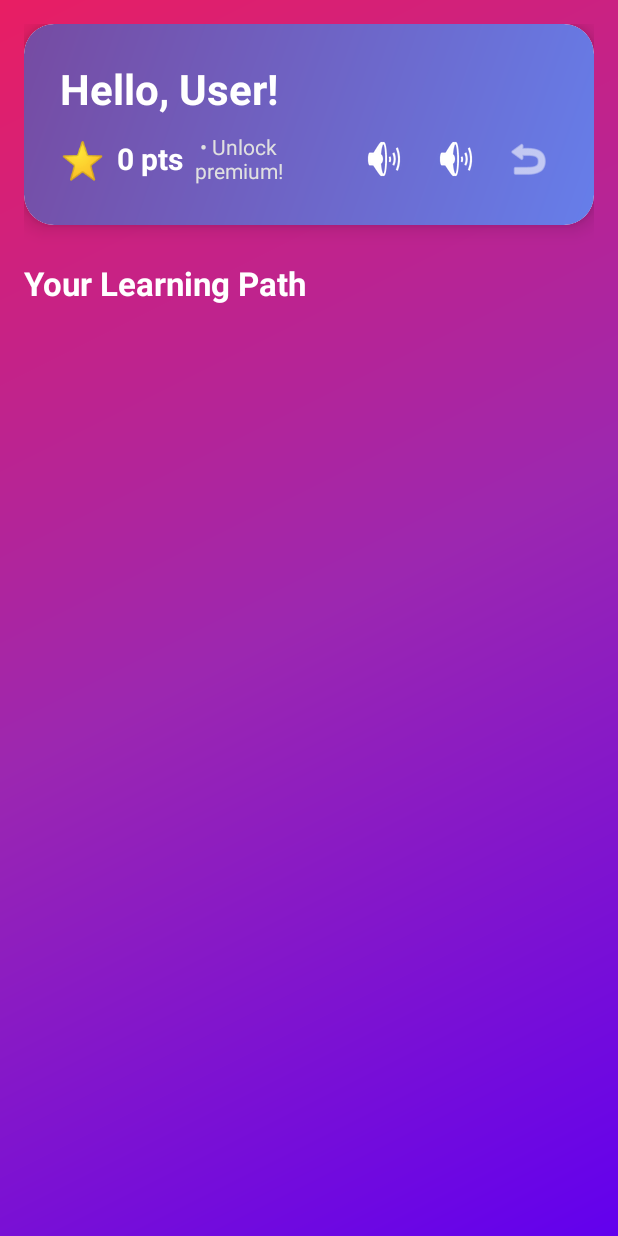
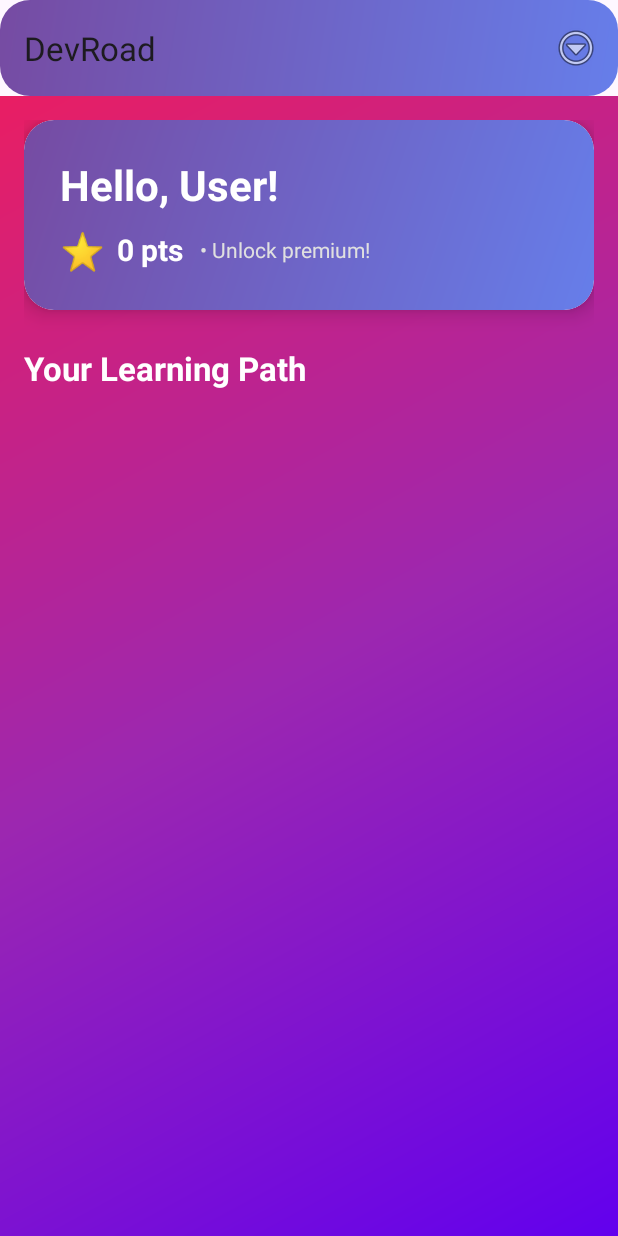
Before and after one commit to Mouhamed-Rayen-Brahmi/DevRoad, an Android app: the HomeActivity screen opened directly, with no data from a screen before it, on a phone screen of 412 x 824 dp. Run offline under Robolectric (Android 15) with nearby library versions, the light colour scheme and no system bars; network calls fail; pictures from the network do not load; 1 statement that could not run was skipped.

Commit message:
add menu

```diff
--- a/app/src/main/java/com/example/devroad/Adapters/CoursAdapter.java
+++ b/app/src/main/java/com/example/devroad/Adapters/CoursAdapter.java
@@ -15,7 +15,7 @@ import com.example.devroad.R;
 
 import java.util.List;
 
-public class CoursAdapter extends RecyclerView.Adapter<CoursAdapter.CoursViewHolder> {
+public class  CoursAdapter extends RecyclerView.Adapter<CoursAdapter.CoursViewHolder> {
 
     private List<Cours> courses;
     private OnCourseClickListener listener;
--- a/app/src/main/java/com/example/devroad/HomeActivity.java
+++ b/app/src/main/java/com/example/devroad/HomeActivity.java
@@ -2,9 +2,9 @@ package com.example.devroad;
 
 import android.content.Intent;
 import android.os.Bundle;
+import android.view.Menu;
+import android.view.MenuItem;
 import android.view.View;
-import android.view.animation.AnimationUtils;
-import android.widget.ImageButton;
 import android.widget.TextView;
 import android.widget.Toast;
 import androidx.appcompat.app.AppCompatActivity;
@@ -29,19 +29,25 @@ public class HomeActivity extends AppCompatActivity {
     private TextView scoreText;
     private RecyclerView coursesRecyclerView;
     private View progressBar;
-    private ImageButton musicToggleButton;
-    private ImageButton soundEffectsToggleButton;
-    private ImageButton logoutButton;
 
     private SessionManager sessionManager;
     private SupabaseClient supabaseClient;
     private CoursAdapter coursAdapter;
     private SoundManager soundManager;
 
+    // Menu items
+    private MenuItem musicMenuItem;
+    private MenuItem soundEffectsMenuItem;
+
     @Override
     protected void onCreate(Bundle savedInstanceState) {
         super.onCreate(savedInstanceState);
         setContentView(R.layout.activity_home);
+
+        // Set up toolbar
+        androidx.appcompat.widget.Toolbar toolbar = findViewById(R.id.toolbar);
+        setSupportActionBar(toolbar);
+        getSupportActionBar().setTitle("DevRoad");
 
         sessionManager = new SessionManager(this);
         supabaseClient = SupabaseClient.getInstance();
@@ -61,79 +67,9 @@ public class HomeActivity extends AppCompatActivity {
         scoreText = findViewById(R.id.score_text);
         coursesRecyclerView = findViewById(R.id.courses_recycler);
         progressBar = findViewById(R.id.progress_bar);
-        musicToggleButton = findViewById(R.id.music_toggle_button);
-        soundEffectsToggleButton = findViewById(R.id.sound_effects_toggle_button);
-        logoutButton = findViewById(R.id.logout_button);
 
         usernameText.setText("Hello, " + sessionManager.getUsername() + "!");
         scoreText.setText(sessionManager.getScore() + " pts");
-
-        // Setup sound control buttons
-        updateSoundButtons();
-
-        musicToggleButton.setOnClickListener(v -> {
-            soundManager.toggleMusic();
-            updateSoundButtons();
-
-            // Visual feedback
-            v.animate()
-                    .scaleX(0.8f)
-                    .scaleY(0.8f)
-                    .setDuration(100)
-                    .withEndAction(() -> v.animate()
-                            .scaleX(1f)
-                            .scaleY(1f)
-                            .setDuration(100)
-                            .start())
-                    .start();
-
-            Toast.makeText(this,
-                    soundManager.isMusicEnabled() ? "🎵 Music ON" : "🔇 Music OFF",
-                    Toast.LENGTH_SHORT).show();
-        });
-
-        soundEffectsToggleButton.setOnClickListener(v -> {
-            soundManager.toggleSoundEffects();
-            updateSoundButtons();
-
-            // Test sound effect when enabled
-            if (soundManager.areSoundEffectsEnabled()) {
-                soundManager.playCorrectSound();
-            }
-
-            // Visual feedback
-            v.animate()
-                    .scaleX(0.8f)
-                    .scaleY(0.8f)
-                    .setDuration(100)
-                    .withEndAction(() -> v.animate()
-                            .scaleX(1f)
-                            .scaleY(1f)
-                            .setDuration(100)
-                            .start())
-                    .start();
-
-            Toast.makeText(this,
-                    soundManager.areSoundEffectsEnabled() ? "🔊 Effects ON" : "🔇 Effects OFF",
-                    Toast.LENGTH_SHORT).show();
-        });
-
-        logoutButton.setOnClickListener(v -> {
-            // Visual feedback
-            v.animate()
-                    .scaleX(0.8f)
-                    .scaleY(0.8f)
-                    .setDuration(100)
-                    .withEndAction(() -> {
-                        v.animate()
-                                .scaleX(1f)
-                                .scaleY(1f)
-                                .setDuration(100)
-                                .start();
-                        performLogout();
-                    })
-                    .start();
-        });
 
         // Animate header
         View headerCard = findViewById(R.id.header_card);
@@ -150,25 +86,95 @@ public class HomeActivity extends AppCompatActivity {
         coursesRecyclerView.setAdapter(coursAdapter);
     }
 
-    private void updateSoundButtons() {
-        // Update music button icon
-        if (soundManager.isMusicEnabled()) {
-            musicToggleButton.setImageResource(android.R.drawable.ic_lock_silent_mode_off);
-            musicToggleButton.setAlpha(1.0f);
-        } else {
-            musicToggleButton.setImageResource(android.R.drawable.ic_lock_silent_mode);
-            musicToggleButton.setAlpha(0.5f);
+    /**
+     * Inflate the options menu
+     */
+    @Override
+    public boolean onCreateOptionsMenu(Menu menu) {
+        getMenuInflater().inflate(R.menu.menu_home, menu);
+
+        // Get menu items for later updates
+        musicMenuItem = menu.findItem(R.id.menu_music);
+        soundEffectsMenuItem = menu.findItem(R.id.menu_sound_effects);
+
+        // Update menu item titles with current states
+        updateMenuItemTitles();
+
+        return true;
+    }
+
+    /**
+     * Handle menu item clicks
+     */
+    @Override
+    public boolean onOptionsItemSelected(MenuItem item) {
+        int itemId = item.getItemId();
+
+        if (itemId == R.id.menu_music) {
+            toggleMusic();
+            return true;
+        } else if (itemId == R.id.menu_sound_effects) {
+            toggleSoundEffects();
+            return true;
+        } else if (itemId == R.id.menu_logout) {
+            performLogout();
+            return true;
         }
 
-        // Update sound effects button icon
-        if (soundManager.areSoundEffectsEnabled()) {
-            soundEffectsToggleButton.setImageResource(android.R.drawable.ic_lock_silent_mode_off);
-            soundEffectsToggleButton.setAlpha(1.0f);
-        } else {
-            soundEffectsToggleButton.setImageResource(android.R.drawable.ic_lock_silent_mode);
-            soundEffectsToggleButton.setAlpha(0.5f);
+        return super.onOptionsItemSelected(item);
+    }
+
+    /**
+     * Update menu item titles to reflect current state
+     */
+    private void updateMenuItemTitles() {
+        if (musicMenuItem != null) {
+            String musicState = soundManager.isMusicEnabled() ? "ON" : "OFF";
+            musicMenuItem.setTitle("Background Music: " + musicState);
+        }
+
+        if (soundEffectsMenuItem != null) {
+            String effectsState = soundManager.areSoundEffectsEnabled() ? "ON" : "OFF";
+            soundEffectsMenuItem.setTitle("Sound Effects: " + effectsState);
         }
     }
+
+    /**
+     * Toggle background music on/off
+     */
+    private void toggleMusic() {
+        soundManager.toggleMusic();
+        updateMenuItemTitles();
+
+        Toast.makeText(this,
+                soundManager.isMusicEnabled() ? "🎵 Background Music: ON" : "🔇 Background Music: OFF",
+                Toast.LENGTH_SHORT).show();
+    }
+
+    /**
+     * Toggle sound effects on/off
+     */
+    private void toggleSoundEffects() {
+        soundManager.toggleSoundEffects();
+        updateMenuItemTitles();
+
+        // Play a test sound effect when enabling
+        if (soundManager.areSoundEffectsEnabled()) {
+            soundManager.playCorrectSound();
+            Toast.makeText(this,
+                    "🔊 Sound Effects: ON",
+                    Toast.LENGTH_SHORT).show();
+        } else {
+            Toast.makeText(this,
+                    "🔇 Sound Effects: OFF",
+                    Toast.LENGTH_SHORT).show();
+        }
+    }
+
+    private void updateSoundButtons() {
+        // This method is no longer needed, but kept for compatibility if referenced elsewhere
+    }
+
 
     private void loadUserData() {
         // Could fetch updated user data from Supabase here
--- a/app/src/main/res/layout/activity_home.xml
+++ b/app/src/main/res/layout/activity_home.xml
@@ -1,14 +1,27 @@
 <?xml version="1.0" encoding="utf-8"?>
-<androidx.constraintlayout.widget.ConstraintLayout xmlns:android="http://schemas.android.com/apk/res/android"
+<LinearLayout xmlns:android="http://schemas.android.com/apk/res/android"
     xmlns:app="http://schemas.android.com/apk/res-auto"
     android:layout_width="match_parent"
     android:layout_height="match_parent"
-    android:background="@drawable/gradient_background_purple">
+    android:orientation="vertical">
 
-    <ScrollView
+    <!-- Toolbar for menu -->
+    <androidx.appcompat.widget.Toolbar
+        android:id="@+id/toolbar"
+        android:layout_width="match_parent"
+        android:layout_height="?attr/actionBarSize"
+        android:background="@drawable/gradient_header"
+        app:elevation="4dp" />
+
+    <androidx.constraintlayout.widget.ConstraintLayout
         android:layout_width="match_parent"
         android:layout_height="match_parent"
-        android:fillViewport="true">
+        android:background="@drawable/gradient_background_purple">
+
+        <ScrollView
+            android:layout_width="match_parent"
+            android:layout_height="match_parent"
+            android:fillViewport="true">
 
         <LinearLayout
             android:layout_width="match_parent"
@@ -80,45 +93,7 @@
                                 android:layout_marginStart="8dp" />
                         </LinearLayout>
 
-                        <!-- Sound Control Buttons -->
-                        <LinearLayout
-                            android:layout_width="wrap_content"
-                            android:layout_height="wrap_content"
-                            android:orientation="horizontal"
-                            android:gravity="center">
 
-                            <ImageButton
-                                android:id="@+id/music_toggle_button"
-                                android:layout_width="40dp"
-                                android:layout_height="40dp"
-                                android:background="?attr/selectableItemBackgroundBorderless"
-                                android:src="@android:drawable/ic_lock_silent_mode_off"
-                                android:tint="#FFFFFF"
-                                android:contentDescription="Toggle Music"
-                                android:padding="8dp"
-                                android:layout_marginEnd="8dp" />
-
-                            <ImageButton
-                                android:id="@+id/sound_effects_toggle_button"
-                                android:layout_width="40dp"
-                                android:layout_height="40dp"
-                                android:background="?attr/selectableItemBackgroundBorderless"
-                                android:src="@android:drawable/ic_lock_silent_mode_off"
-                                android:tint="#FFFFFF"
-                                android:contentDescription="Toggle Sound Effects"
-                                android:padding="8dp"
-                                android:layout_marginEnd="8dp" />
-
-                            <ImageButton
-                                android:id="@+id/logout_button"
-                                android:layout_width="40dp"
-                                android:layout_height="40dp"
-                                android:background="?attr/selectableItemBackgroundBorderless"
-                                android:src="@android:drawable/ic_menu_revert"
-                                android:tint="#FFFFFF"
-                                android:contentDescription="Logout"
-                                android:padding="8dp" />
-                        </LinearLayout>
                     </LinearLayout>
                 </LinearLayout>
             </androidx.cardview.widget.CardView>
@@ -153,4 +128,6 @@
         </LinearLayout>
     </ScrollView>
 
-</androidx.constraintlayout.widget.ConstraintLayout>
+    </androidx.constraintlayout.widget.ConstraintLayout>
+
+</LinearLayout>
--- /dev/null
+++ b/app/src/main/res/menu/menu_home.xml
@@ -0,0 +1,32 @@
+<?xml version="1.0" encoding="utf-8"?>
+<menu xmlns:android="http://schemas.android.com/apk/res/android"
+    xmlns:app="http://schemas.android.com/apk/res-auto">
+
+    <!-- Settings/Menu button that shows submenu -->
+    <item
+        android:id="@+id/menu_settings"
+        android:title="Settings"
+        android:icon="@android:drawable/ic_menu_more"
+        app:showAsAction="always">
+        <menu>
+            <!-- Background Music Toggle -->
+            <item
+                android:id="@+id/menu_music"
+                android:title="Background Music: ON"
+                app:showAsAction="never" />
+
+            <!-- Sound Effects Toggle -->
+            <item
+                android:id="@+id/menu_sound_effects"
+                android:title="Sound Effects: ON"
+                app:showAsAction="never" />
+
+            <!-- Logout -->
+            <item
+                android:id="@+id/menu_logout"
+                android:title="Logout"
+                app:showAsAction="never" />
+        </menu>
+    </item>
+
+</menu>
```
Also changed, not shown: 1 other file.
